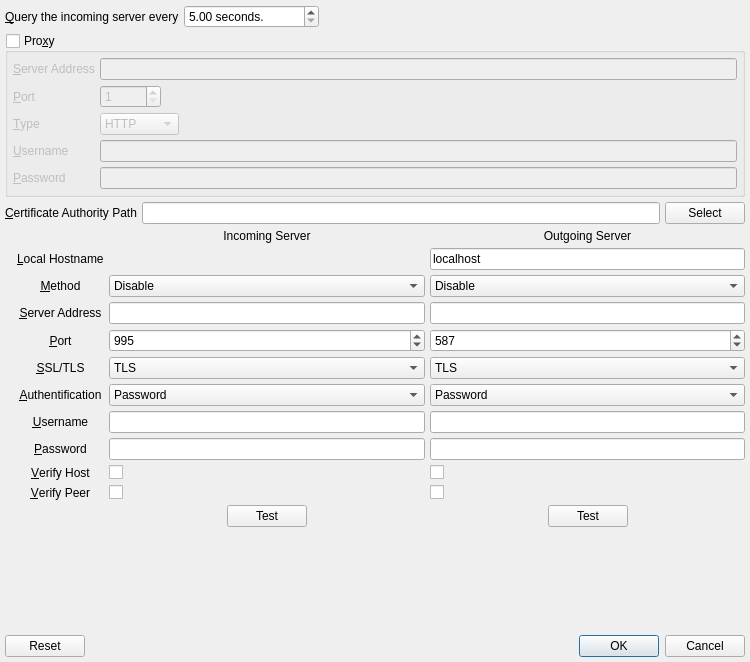
Above: branches/trunk/UI/poptastic-retrophone-settings.ui from textbrowser/spot-on before the change. Below: the same form after it.
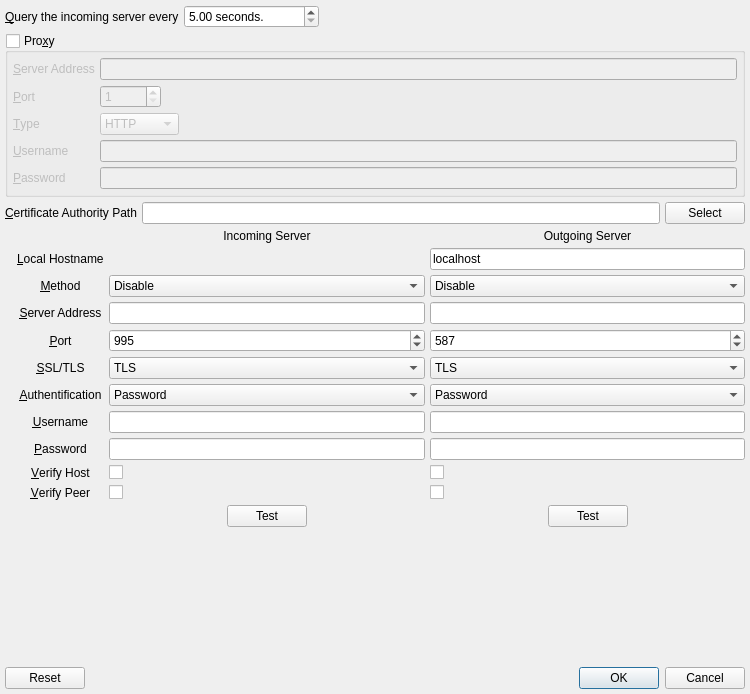
That is the form after the change. Icons and pictures are not drawn.

The edit to the form file:
```diff
--- a/branches/trunk/UI/poptastic-retrophone-settings.ui
+++ b/branches/trunk/UI/poptastic-retrophone-settings.ui
@@ -7,7 +7,7 @@
     <x>0</x>
     <y>0</y>
     <width>750</width>
-    <height>662</height>
+    <height>694</height>
    </rect>
   </property>
   <property name="windowTitle">
```
Left out of the diff: 6 changed lines with no effect on the pictures.
